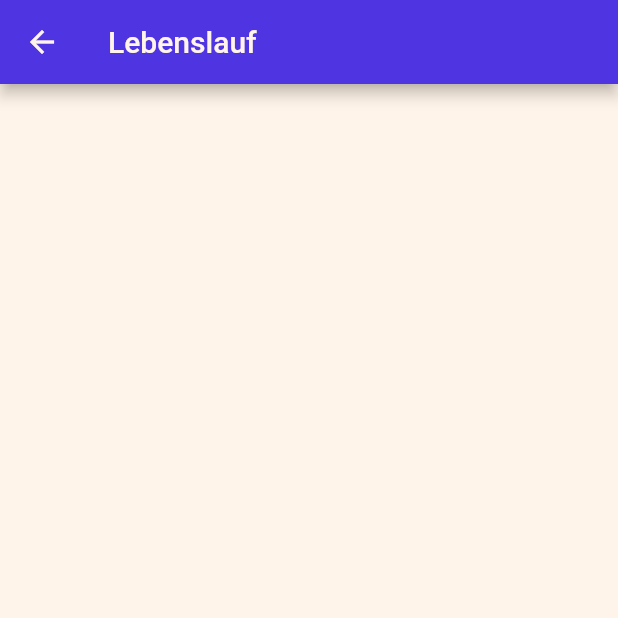
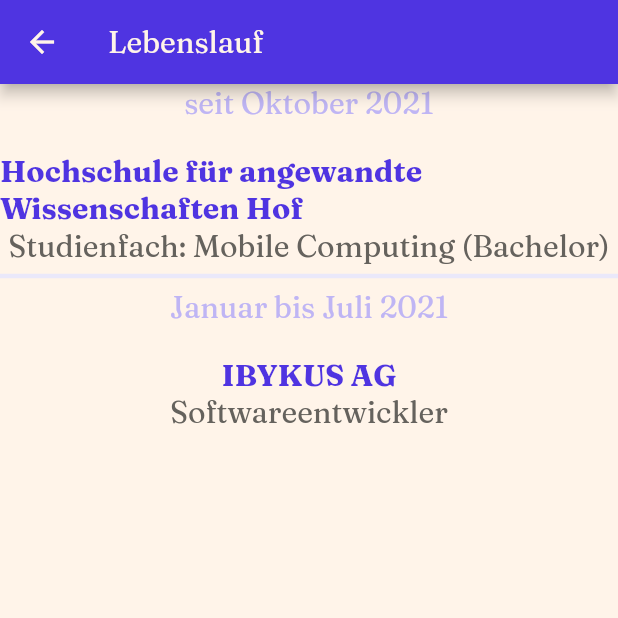
Before and after one commit to tim-w97/Bewerbung, a Flutter app: the screen it shows after launch, after a tap on "Lebenslauf", on a phone screen of 412 x 824 dp, the top half of it. Run offline on Flutter 3.47's test engine with Material 2 defaults, Android fonts, the phone set to English and light mode, and no system bars.

Commit message:
Schriftart geändert und neues Widget für die Einträge des Lebenslaufs erstellt

```diff
--- a/lib/constants/colors.dart
+++ b/lib/constants/colors.dart
@@ -2,3 +2,8 @@ import 'package:flutter/material.dart';
 
 const primary = Color(0xFF4F34E1);
 const secondary = Color(0xFFFFF4E9);
+
+const lightGray = Color(0xFF65625D);
+const lightBlue = Color(0xFFEAE8FA);
+
+const blue = Color(0xFFBFB5F4);
--- a/lib/constants/text_styles.dart
+++ b/lib/constants/text_styles.dart
@@ -1,10 +1,6 @@
 import 'package:application/constants/colors.dart' as colors;
 import 'package:flutter/cupertino.dart';
 
-const bigHeadline = TextStyle(
-  color: colors.secondary,
-  fontSize: 30,
-  fontWeight: FontWeight.bold,
-);
+const bigHeadline = TextStyle(color: colors.secondary, fontSize: 30);
 
 const medium = TextStyle(color: colors.primary, fontSize: 20);
--- a/lib/main.dart
+++ b/lib/main.dart
@@ -17,11 +17,16 @@ class ApplicationApp extends StatelessWidget {
     return MaterialApp(
       title: 'Meine Bewerbung',
       theme: ThemeData(
+        fontFamily: "Fraunces",
         appBarTheme: Theme.of(context)
             .appBarTheme
             .copyWith(foregroundColor: colors.secondary),
         scaffoldBackgroundColor: colors.secondary,
         primaryColor: colors.primary,
+        dividerTheme: const DividerThemeData(
+          color: colors.lightBlue,
+          thickness: 3,
+        ),
         colorScheme: const ColorScheme.light(
           primary: colors.primary,
           secondary: colors.secondary,
--- a/lib/screens/curriculum.dart
+++ b/lib/screens/curriculum.dart
@@ -1,4 +1,6 @@
+import 'package:application/widgets/curriculum_entry.dart';
 import 'package:flutter/material.dart';
+import 'package:application/constants/text_styles.dart' as text_styles;
 
 class Curriculum extends StatelessWidget {
   const Curriculum({Key? key}) : super(key: key);
@@ -9,6 +11,21 @@ class Curriculum extends StatelessWidget {
       appBar: AppBar(
         title: const Text("Lebenslauf"),
       ),
+      body: Column(
+        children: const [
+          CurriculumEntry(
+            periodOfTime: "seit Oktober 2021",
+            place: "Hochschule für angewandte Wissenschaften Hof",
+            activity: "Studienfach: Mobile Computing (Bachelor)",
+          ),
+          Divider(),
+          CurriculumEntry(
+            periodOfTime: "Januar bis Juli 2021",
+            place: "IBYKUS AG",
+            activity: "Softwareentwickler",
+          ),
+        ],
+      ),
     );
   }
 }
--- /dev/null
+++ b/lib/widgets/curriculum_entry.dart
@@ -0,0 +1,39 @@
+import 'package:application/constants/colors.dart' as colors;
+import 'package:flutter/material.dart';
+import 'package:application/constants/text_styles.dart' as text_styles;
+
+class CurriculumEntry extends StatelessWidget {
+  final String periodOfTime;
+  final String place;
+  final String activity;
+
+  const CurriculumEntry({
+    Key? key,
+    required this.periodOfTime,
+    required this.place,
+    required this.activity,
+  }) : super(key: key);
+
+  @override
+  Widget build(BuildContext context) {
+    return Column(
+      children: [
+        Padding(
+          padding: const EdgeInsets.only(bottom: 20),
+          child: Text(
+            periodOfTime,
+            style: text_styles.medium.copyWith(color: colors.blue),
+          ),
+        ),
+        Text(
+          place,
+          style: text_styles.medium.copyWith(fontWeight: FontWeight.bold),
+        ),
+        Text(
+          activity,
+          style: text_styles.medium.copyWith(color: colors.lightGray),
+        ),
+      ],
+    );
+  }
+}
```
Also changed, not shown: pubspec.yaml (+7 -1 lines), fonts/fraunces.ttf (added), fonts/fraunces_bold.ttf (added).
